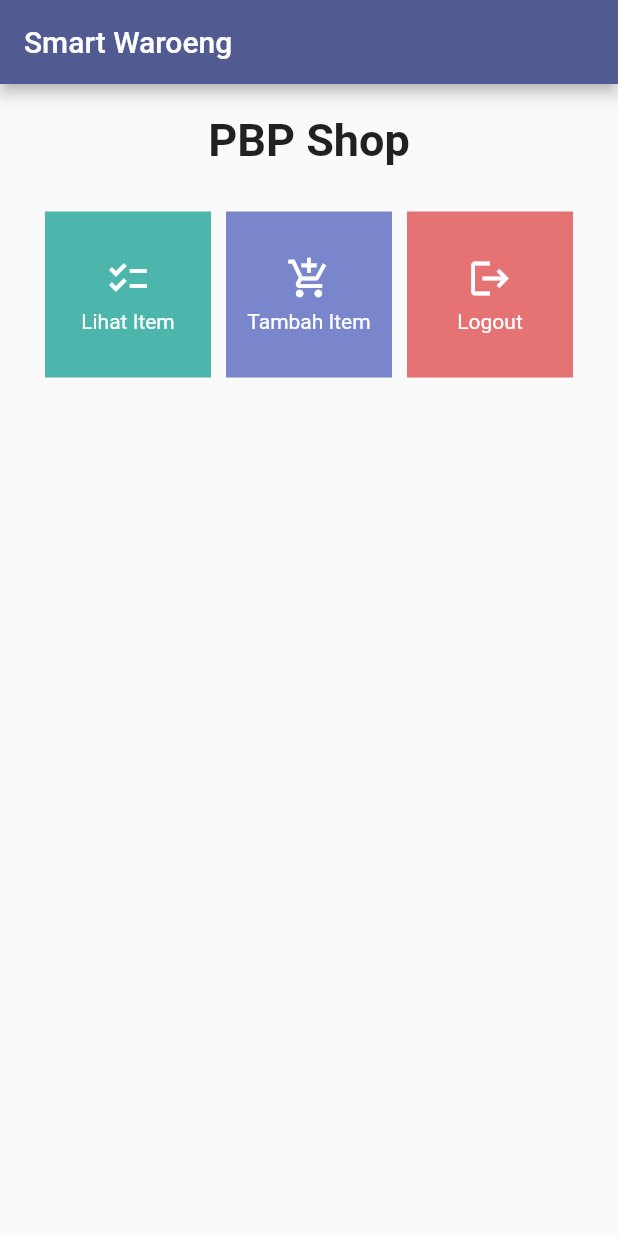
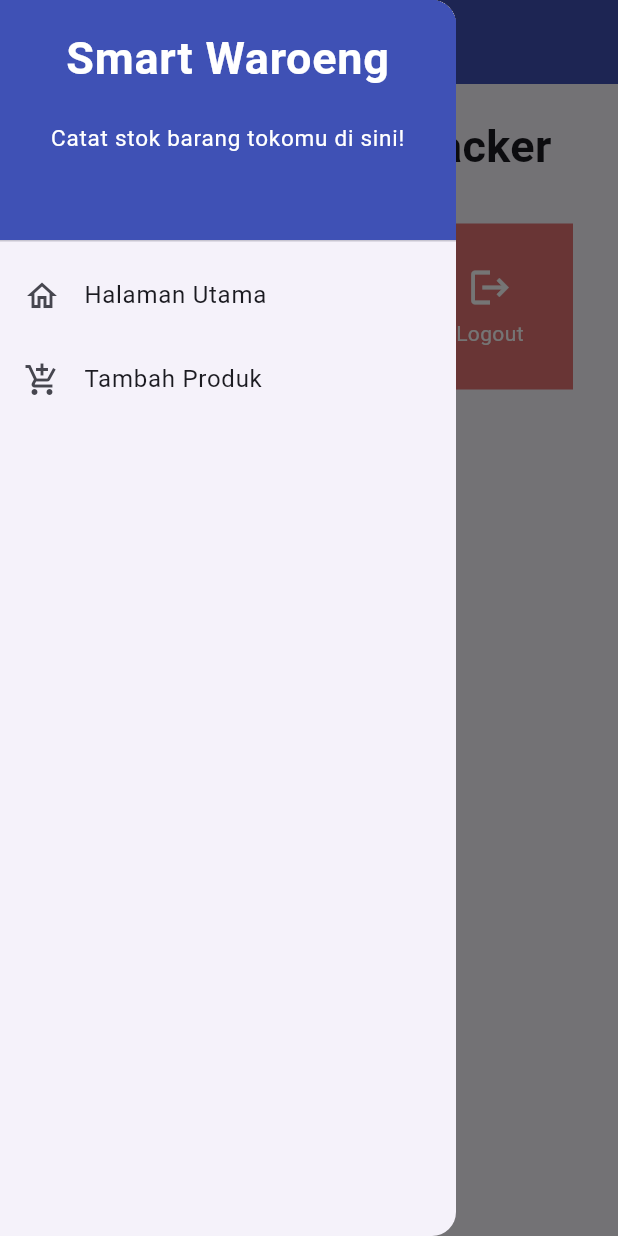
Before and after one commit to syifakaffa/smart_waroeng_mobile, a Flutter app: the screen it shows after launch, with the side drawer open (before the commit the screen has no drawer), on a phone screen of 412 x 824 dp. Run offline on Flutter 3.47's test engine with Material 2 defaults, Android fonts, the phone set to English and light mode, and no system bars.

Commit message:
selesai mengerjakan kode tugas 8

```diff
--- a/lib/main.dart
+++ b/lib/main.dart
@@ -1,5 +1,5 @@
 import 'package:flutter/material.dart';
-import 'package:smart_waroeng/menu.dart';
+import 'package:smart_waroeng/screens/menu.dart';
 
 void main() {
   runApp(const MyApp());
@@ -31,8 +31,9 @@
         // tested with just a hot reload.
         colorScheme: ColorScheme.fromSeed(seedColor: Colors.indigo),
 
+        useMaterial3: true,
       ),
-      home: MyHomePage(),
+      home: MyHomePage()
     );
   }
 }
--- a/lib/menu.dart
+++ /dev/null
@@ -1,128 +0,0 @@
-import 'package:flutter/material.dart';
-
-class ShopItem {
-  final String name;
-  final IconData icon;
-
-  ShopItem(this.name, this.icon);
-}
-
-class MyHomePage extends StatelessWidget {
-  MyHomePage({Key? key}) : super(key: key);
-  final List<ShopItem> items = [
-    ShopItem("Lihat Item", Icons.checklist),
-    ShopItem("Tambah Item", Icons.add_shopping_cart),
-    ShopItem("Logout", Icons.logout),
-  ];
-
-  @override
-  Widget build(BuildContext context) {
-    // This method is rerun every time setState is called, for instance as done
-    // by the _incrementCounter method above.
-    //
-    // The Flutter framework has been optimized to make rerunning build methods
-    // fast, so that you can just rebuild anything that needs updating rather
-    // than having to individually change instances of widgets.
-return Scaffold(
-      appBar: AppBar(
-        title: const Text(
-          'Smart Waroeng',
-        ),
-      ),
-      body: SingleChildScrollView(
-        // Widget wrapper yang dapat discroll
-        child: Padding(
-          padding: const EdgeInsets.all(10.0), // Set padding dari halaman
-          child: Column(
-            // Widget untuk menampilkan children secara vertikal
-            children: <Widget>[
-              const Padding(
-                padding: EdgeInsets.only(top: 10.0, bottom: 10.0),
-                // Widget Text untuk menampilkan tulisan dengan alignment center dan style yang sesuai
-                child: Text(
-                  'PBP Shop', // Text yang menandakan toko
-                  textAlign: TextAlign.center,
-                  style: TextStyle(
-                    fontSize: 30,
-                    fontWeight: FontWeight.bold,
-                  ),
-                ),
-              ),
-              // Grid layout
-              GridView.count(
-                // Container pada card kita.
-                primary: true,
-                padding: const EdgeInsets.all(20),
-                crossAxisSpacing: 10,
-                mainAxisSpacing: 10,
-                crossAxisCount: 3,
-                shrinkWrap: true,
-                children: items.map((ShopItem item) {
-                  // Iterasi untuk setiap item
-                  return ShopCard(item);
-                }).toList(),
-              ),
-            ],
-          ),
-        ),
-      ),
-    );
-  }
-}
-
-class ShopCard extends StatelessWidget {
-  final ShopItem item;
-
-  const ShopCard(this.item, {super.key}); // Constructor
-
-  Color getButtonColor(ShopItem item) {
-    if (item.name == "Lihat Item") {
-      return Colors.teal.shade300; // Ubah warna sesuai kebutuhan
-    } else if (item.name == "Tambah Item") {
-      return Colors.indigo.shade300; // Ubah warna sesuai kebutuhan
-    } else if (item.name == "Logout") {
-      return Colors.red.shade300; // Ubah warna sesuai kebutuhan
-    } else {
-      return Colors.indigo; // Warna default
-    }
-  }
-
-  @override
-  Widget build(BuildContext context) {
-    return Material(
-      color: getButtonColor(item), // Gunakan warna sesuai nama tombol
-      child: InkWell(
-        // Area responsive terhadap sentuhan
-        onTap: () {
-          // Memunculkan SnackBar ketika diklik
-          ScaffoldMessenger.of(context)
-            ..hideCurrentSnackBar()
-            ..showSnackBar(SnackBar(
-                content: Text("Kamu telah menekan tombol ${item.name}!")));
-        },
-        child: Container(
-          // Container untuk menyimpan Icon dan Text
-          padding: const EdgeInsets.all(8),
-          child: Center(
-            child: Column(
-              mainAxisAlignment: MainAxisAlignment.center,
-              children: [
-                Icon(
-                  item.icon,
-                  color: Colors.white,
-                  size: 30.0,
-                ),
-                const Padding(padding: EdgeInsets.all(3)),
-                Text(
-                  item.name,
-                  textAlign: TextAlign.center,
-                  style: const TextStyle(color: Colors.white),
-                ),
-              ],
-            ),
-          ),
-        ),
-      ),
-    );
-  }
-}
--- /dev/null
+++ b/lib/screens/menu.dart
@@ -0,0 +1,83 @@
+import 'package:flutter/material.dart';
+// Impor drawer widget
+import 'package:smart_waroeng/widgets/left_drawer.dart';
+// Impor shop_card
+import 'package:smart_waroeng/widgets/shop_card.dart';
+
+class ShopItem {
+  final String name;
+  final IconData icon;
+
+  ShopItem(this.name, this.icon);
+}
+class MyHomePage extends StatelessWidget {
+    MyHomePage({Key? key}) : super(key: key);
+    final List<ShopItem> items = [
+    ShopItem("Lihat Item", Icons.checklist),
+    ShopItem("Tambah Item", Icons.add_shopping_cart),
+    ShopItem("Logout", Icons.logout),
+];
+    @override
+    Widget build(BuildContext context) {
+       return Scaffold(
+      appBar: AppBar(
+        title: const Text(
+          'Smart Waroeng',
+        ),
+        backgroundColor: Colors.indigo,
+        foregroundColor: Colors.white,
+      ),
+      drawer: const LeftDrawer(),
+      body: SingleChildScrollView(
+        // Widget wrapper yang dapat discroll
+        child: Padding(
+          padding: const EdgeInsets.all(10.0), // Set padding dari halaman
+          child: Column(
+            // Widget untuk menampilkan children secara vertikal
+            children: <Widget>[
+              const Padding(
+                padding: EdgeInsets.only(top: 10.0, bottom: 10.0),
+                // Widget Text untuk menampilkan tulisan dengan alignment center dan style yang sesuai
+                child: Text(
+                  'Smart Waroeng Tracker', // Text yang menandakan toko
+                  textAlign: TextAlign.center,
+                  style: TextStyle(
+                    fontSize: 30,
+                    fontWeight: FontWeight.bold,
+                  ),
+                ),
+              ),
+              // Grid layout
+              GridView.count(
+                // Container pada card kita.
+                primary: true,
+                padding: const EdgeInsets.all(20),
+                crossAxisSpacing: 10,
+                mainAxisSpacing: 10,
+                crossAxisCount: 3,
+                shrinkWrap: true,
+                children: items.map((ShopItem item) {
+                  // Iterasi untuk setiap item
+                  return ShopCard(item);
+                }).toList(),
+              ),
+            ],
+          ),
+        ),
+      ),
+    );
+    }
+}
+// class _MyHomePageState extends State<MyHomePage> {
+//   int _counter = 0;
+
+//   void _incrementCounter() {
+//     setState(() {
+//       // This call to setState tells the Flutter framework that something has
+//       // changed in this State, which causes it to rerun the build method below
+//       // so that the display can reflect the updated values. If we changed
+//       // _counter without calling setState(), then the build method would not be
+//       // called again, and so nothing would appear to happen.
+//       _counter++;
+//     });
+//   }}
--- /dev/null
+++ b/lib/widgets/left_drawer.dart
@@ -0,0 +1,75 @@
+import 'package:flutter/material.dart';
+import 'package:smart_waroeng/screens/menu.dart';
+import 'package:smart_waroeng/screens/smartwaroeng_form.dart';
+
+class LeftDrawer extends StatelessWidget {
+  const LeftDrawer({super.key});
+
+  @override
+  Widget build(BuildContext context) {
+    return Drawer(
+      child: ListView(
+        children: [
+          const DrawerHeader(
+            // Bagian drawer header
+            decoration: BoxDecoration(
+              color: Colors.indigo,
+            ),
+            child: Column(
+              children: [
+                Text(
+                  'Smart Waroeng',
+                  textAlign: TextAlign.center,
+                  style: TextStyle(
+                    fontSize: 30,
+                    fontWeight: FontWeight.bold,
+                    color: Colors.white,
+                  ),
+                ),
+                Padding(padding: EdgeInsets.all(10)),
+                Text("Catat stok barang tokomu di sini!",
+                    // Tambahkan gaya teks dengan center alignment, font ukuran 15, warna putih, dan weight biasa
+                    textAlign: TextAlign.center,
+                    style: TextStyle(
+                      fontSize: 15,
+                      color: Colors.white,
+                      fontWeight: FontWeight.normal,
+                    ),
+                ),
+              ],
+            ),
+          ),
+          // Bagian routing
+          ListTile(
+            leading: const Icon(Icons.home_outlined),
+            title: const Text('Halaman Utama'),
+            // Bagian redirection ke MyHomePage
+            onTap: () {
+              Navigator.pushReplacement(
+                  context,
+                  MaterialPageRoute(
+                    builder: (context) => MyHomePage(),
+                  ));
+            },
+          ),
+          ListTile(
+            leading: const Icon(Icons.add_shopping_cart),
+            title: const Text('Tambah Produk'),
+            // Bagian redirection ke ShopFormPage
+            onTap: () {
+              /*
+              Buatlah routing ke ShopFormPage di sini,
+              setelah halaman ShopFormPage sudah dibuat.
+              */
+              Navigator.pushReplacement(
+                  context,
+                  MaterialPageRoute(
+                    builder: (context) => ShopFormPage(),
+                  ));
+            },
+          ),
+        ],
+      ),
+    );
+  }
+}
--- /dev/null
+++ b/lib/widgets/shop_card.dart
@@ -0,0 +1,69 @@
+import 'package:flutter/material.dart';
+import 'package:smart_waroeng/screens/menu.dart';
+import 'package:smart_waroeng/screens/smartwaroeng_form.dart';
+
+class ShopCard extends StatelessWidget {
+  final ShopItem item;
+
+  const ShopCard(this.item, {super.key}); // Constructor
+
+  Color getButtonColor(ShopItem item) {
+    if (item.name == "Lihat Item") {
+      return Colors.teal.shade300; // Ubah warna sesuai kebutuhan
+    } else if (item.name == "Tambah Item") {
+      return Colors.indigo.shade300; // Ubah warna sesuai kebutuhan
+    } else if (item.name == "Logout") {
+      return Colors.red.shade300; // Ubah warna sesuai kebutuhan
+    } else {
+      return Colors.indigo; // Warna default
+    }
+  }
+
+  @override
+  Widget build(BuildContext context) {
+    return Material(
+      color: getButtonColor(item), // Gunakan warna sesuai nama tombol
+      child: InkWell(
+        // Area responsive terhadap sentuhan
+        onTap: () {
+          // Memunculkan SnackBar ketika diklik
+          ScaffoldMessenger.of(context)
+            ..hideCurrentSnackBar()
+            ..showSnackBar(SnackBar(
+                content: Text("Kamu telah menekan tombol ${item.name}!")));
+          // Navigate ke route yang sesuai (tergantung jenis tombol)
+          if (item.name == "Tambah Item") {
+            // Gunakan Navigator.push untuk melakukan navigasi ke MaterialPageRoute yang mencakup ShopFormPage.
+            Navigator.pushReplacement(
+                  context,
+                  MaterialPageRoute(
+                    builder: (context) => ShopFormPage(),
+                  ));
+          }
+        },
+        child: Container(
+          // Container untuk menyimpan Icon dan Text
+          padding: const EdgeInsets.all(8),
+          child: Center(
+            child: Column(
+              mainAxisAlignment: MainAxisAlignment.center,
+              children: [
+                Icon(
+                  item.icon,
+                  color: Colors.white,
+                  size: 30.0,
+                ),
+                const Padding(padding: EdgeInsets.all(3)),
+                Text(
+                  item.name,
+                  textAlign: TextAlign.center,
+                  style: const TextStyle(color: Colors.white),
+                ),
+              ],
+            ),
+          ),
+        ),
+      ),
+    );
+  }
+}
```
Also changed, not shown: lib/screens/smartwaroeng_form.dart (added, +165 -0 lines).
